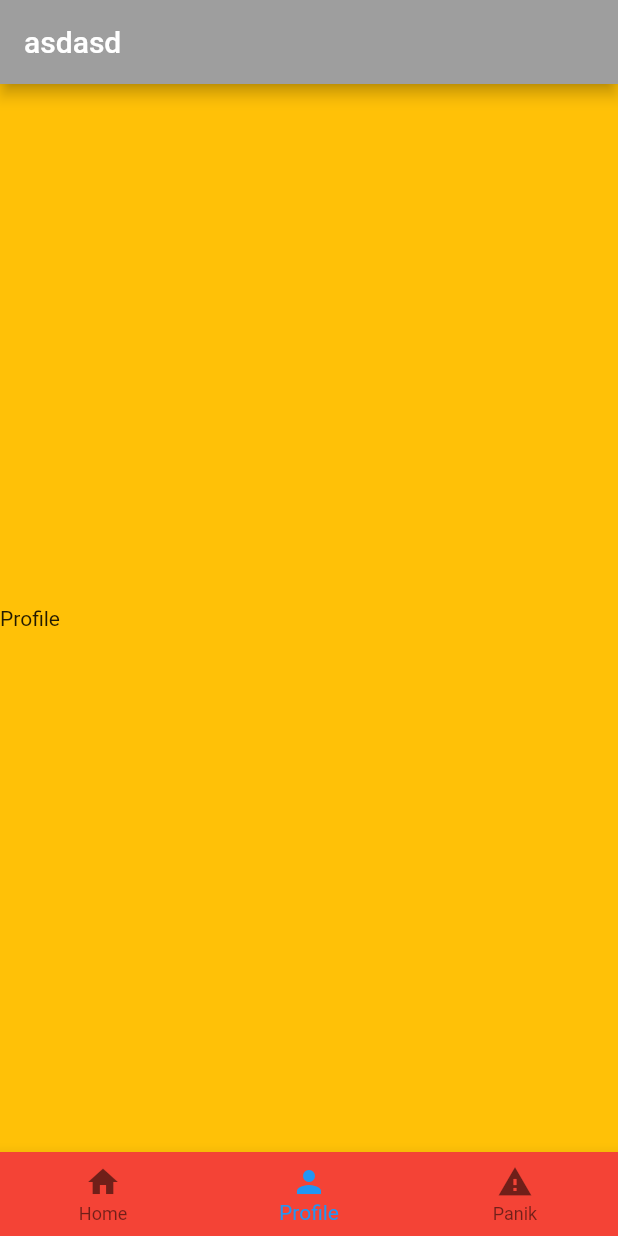
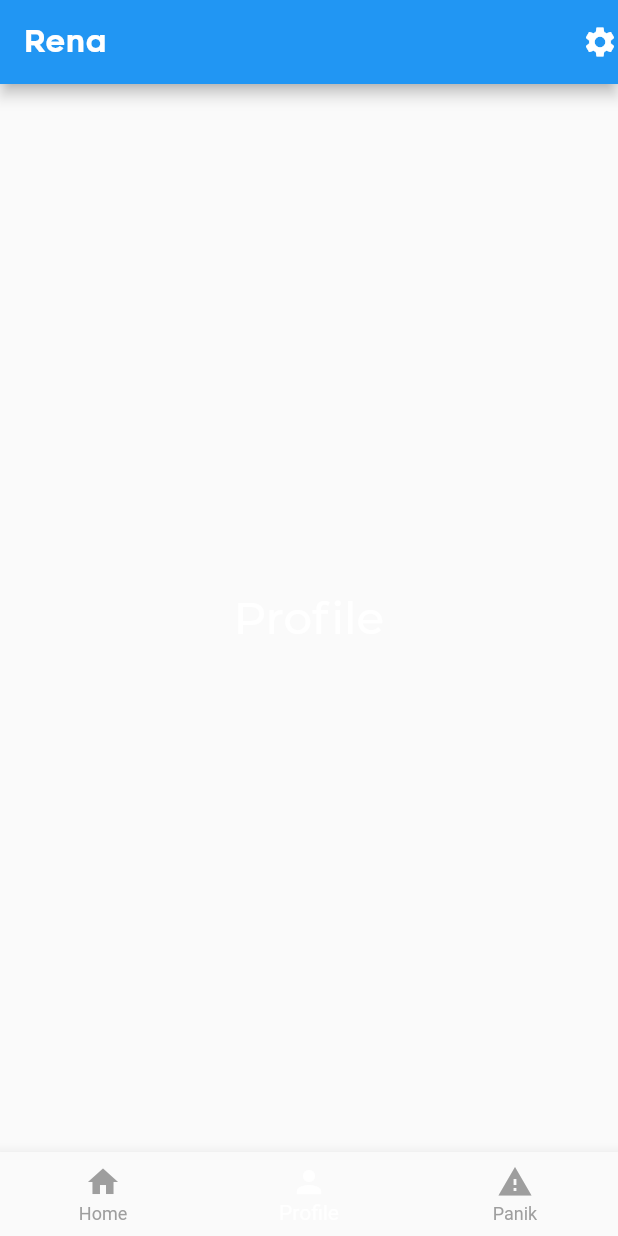
Before and after one commit to juliusolson/rena, a Flutter app: the screen it shows after launch, item 2 of the bottom bar chosen, on a phone screen of 412 x 824 dp. Run offline on Flutter 3.47's test engine with Material 2 defaults, Android fonts, the phone set to English and light mode, and no system bars; project files that could hold a hidden picture were left out.

Commit message:
UPDATE view themes

```diff
--- a/lib/main.dart
+++ b/lib/main.dart
@@ -1,6 +1,7 @@
 import 'package:flutter/material.dart';
 import 'package:rena/utils/destination.dart';
 import 'package:rena/screens/views.dart';
+import 'package:rena/theme/style.dart';
 
 void main() {
   runApp(RenaApp());
@@ -11,12 +12,9 @@ class RenaApp extends StatelessWidget {
   @override
   Widget build(BuildContext context) {
     return MaterialApp(
-      title: 'Rena',
-      theme: ThemeData(
-        primarySwatch: Colors.blue,
-        visualDensity: VisualDensity.adaptivePlatformDensity,
-      ),
-      home: Nav()
+      title: "Rena",
+      home: Nav(),
+      theme: appTheme(),
     );
   }
 }
@@ -38,10 +36,14 @@ class _NavState extends State<Nav> {
   Widget build(BuildContext context) {
 
     return Scaffold(
-      backgroundColor: Colors.amber,
       appBar: AppBar(
-        title: Text("asdasd"),
-        backgroundColor: Colors.grey,
+        title: Text("Rena",
+          style: TextStyle(fontFamily: "Renogare"),
+        ),
+        actions: [
+          Icon(Icons.settings),
+        ],
+
       ),
       body: SafeArea(
         top: false,
@@ -51,13 +53,15 @@ class _NavState extends State<Nav> {
         ),
       ),
       bottomNavigationBar: BottomNavigationBar(
-        backgroundColor: Colors.red,
+        type: BottomNavigationBarType.fixed,
+        backgroundColor: Theme.of(context).scaffoldBackgroundColor,
+        selectedItemColor: Colors.white,
+        unselectedItemColor: Colors.grey,
         currentIndex: _currentIndex,
         onTap: (int idx) => setState(() => _currentIndex = idx),
         items: allDestinations.map((Destination dest) {
             return BottomNavigationBarItem(
               icon: Icon(dest.icon),
-              backgroundColor: Colors.red,
               label: dest.title,
             );
           }).toList(),
--- a/lib/screens/home/homeview.dart
+++ b/lib/screens/home/homeview.dart
@@ -9,10 +9,10 @@ class HomeView extends StatelessWidget{
 
   Widget build(BuildContext context) {
     return Scaffold(
-      backgroundColor: Colors.greenAccent,
       body: Center(
       child: Text(
           this.str,
+          style: Theme.of(context).textTheme.bodyText1,
         ),
     ),
     );
--- a/lib/screens/panik/panikview.dart
+++ b/lib/screens/panik/panikview.dart
@@ -9,13 +9,13 @@ class PanikView extends StatelessWidget{
   PanikView(this.str);
 
   Widget build(BuildContext context) {
-    return Column(
-      mainAxisAlignment: MainAxisAlignment.center,
-      children: <Widget>[
-        Text(
+    return Scaffold(
+      body: Center(
+      child: Text(
           this.str,
+          style: Theme.of(context).textTheme.bodyText1,
         ),
-      ],
+    ),
     );
   }
 
--- a/lib/screens/profile/profileview.dart
+++ b/lib/screens/profile/profileview.dart
@@ -8,13 +8,13 @@ class ProfileView extends StatelessWidget{
   ProfileView(this.str);
 
   Widget build(BuildContext context) {
-    return Column(
-      mainAxisAlignment: MainAxisAlignment.center,
-      children: <Widget>[
-        Text(
+    return Scaffold(
+      body: Center(
+      child: Text(
           this.str,
+          style: Theme.of(context).textTheme.bodyText1,
         ),
-      ],
+      ),
     );
   }
 
```
